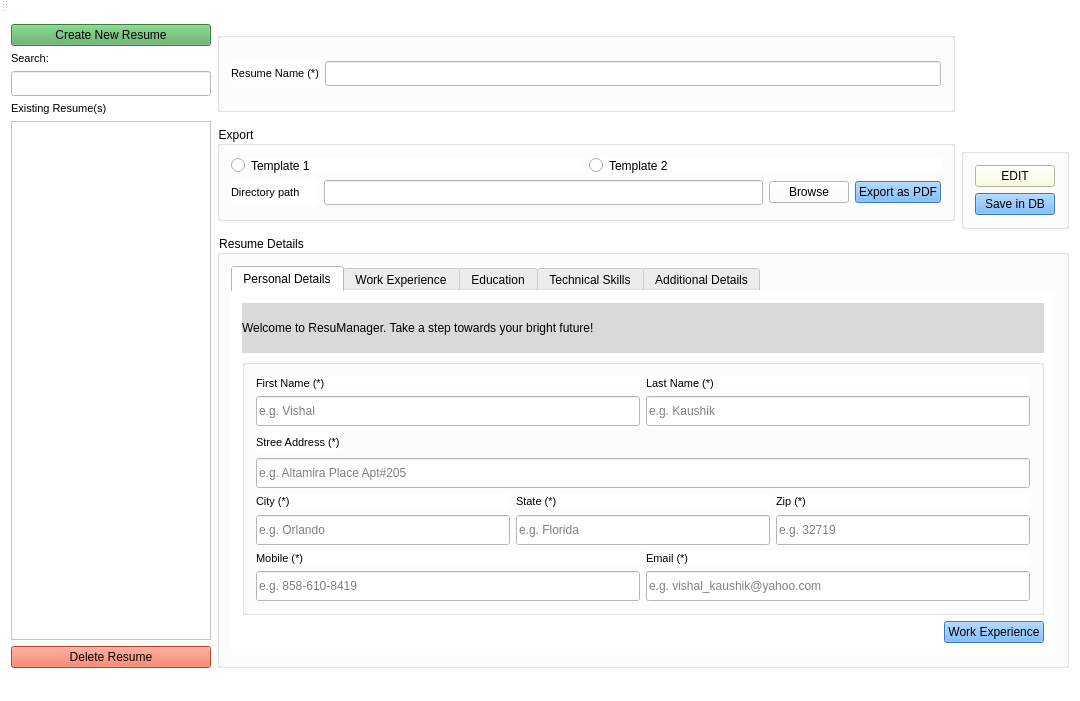
Before: the Qt Designer form ResumeManager/mainwindow.ui in vkaushikregis/practicum, drawn with Qt 5.
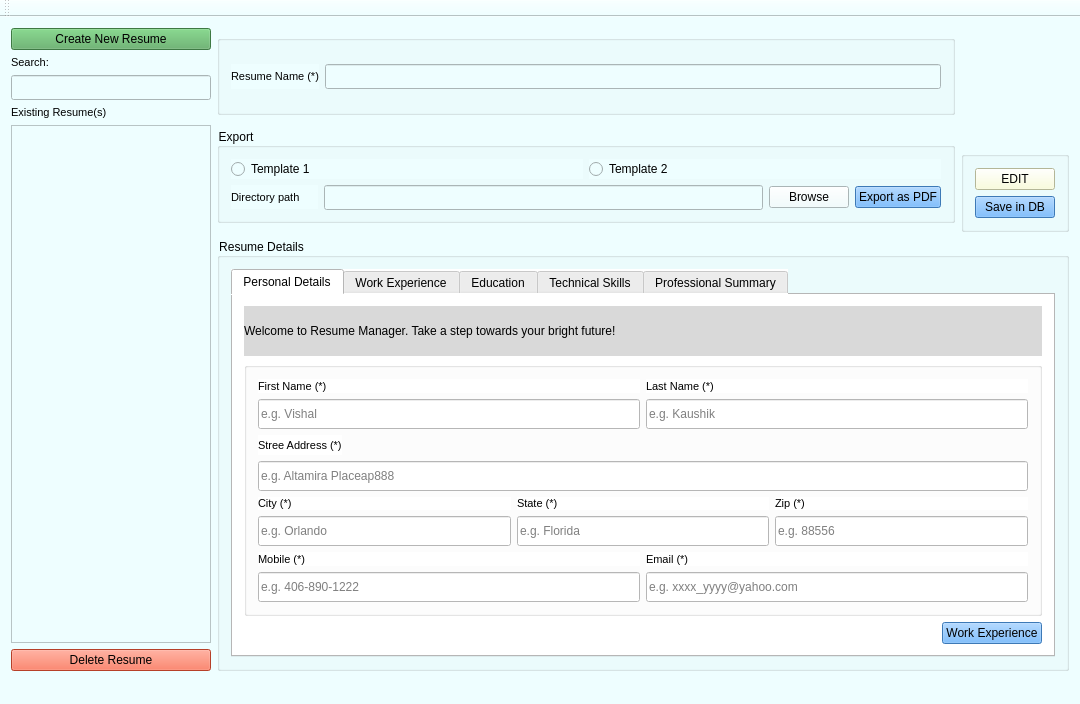
After: the same form once the commit is applied. Icons and pictures are not drawn.

The edit to the form file:
```diff
--- a/ResumeManager/mainwindow.ui
+++ b/ResumeManager/mainwindow.ui
@@ -7,7 +7,7 @@
     <x>0</x>
     <y>0</y>
     <width>1080</width>
-    <height>701</height>
+    <height>704</height>
    </rect>
   </property>
   <property name="maximumSize">
@@ -24,9 +24,7 @@
     <normaloff>../../ImagesForResumeBuilderApp/document.png</normaloff>../../ImagesForResumeBuilderApp/document.png</iconset>
   </property>
   <property name="styleSheet">
-   <string notr="true">background-color: rgb(255, 255, 255);
-border-top-color: qlineargradient(spread:pad, x1:0, y1:0, x2:1, y2:0, stop:0 rgba(255, 178, 102, 255), stop:0.55 rgba(235, 148, 61, 255), stop:0.98 rgba(0, 0, 0, 255), stop:1 rgba(0, 0, 0, 0));
-</string>
+   <string notr="true">background-color: rgb(238, 254, 255);</string>
   </property>
   <widget class="QWidget" name="centralWidget">
    <layout class="QGridLayout" name="gridLayout_15">
@@ -439,7 +437,7 @@
               <enum>QFrame::Raised</enum>
              </property>
              <property name="text">
-              <string>Welcome to ResuManager. Take a step towards your bright future!</string>
+              <string>Welcome to Resume Manager. Take a step towards your bright future!</string>
              </property>
              <property name="textFormat">
               <enum>Qt::PlainText</enum>
@@ -592,7 +590,7 @@
                    <enum>QLineEdit::Normal</enum>
                   </property>
                   <property name="placeholderText">
-                   <string>e.g. Altamira Place Apt#205</string>
+                   <string>e.g. Altamira Placeap888</string>
                   </property>
                  </widget>
                 </item>
@@ -714,7 +712,7 @@
                      <enum>QLineEdit::Normal</enum>
                     </property>
                     <property name="placeholderText">
-                     <string>e.g. 32719</string>
+                     <string>e.g. 88556</string>
                     </property>
                    </widget>
                   </item>
@@ -756,7 +754,7 @@
                    <enum>QLineEdit::Normal</enum>
                   </property>
                   <property name="placeholderText">
-                   <string>e.g. 858-610-8419</string>
+                   <string>e.g. 406-890-1222</string>
                   </property>
                  </widget>
                 </item>
@@ -796,7 +794,7 @@
                    <enum>QLineEdit::Normal</enum>
                   </property>
                   <property name="placeholderText">
-                   <string>e.g. vishal_kaushik@yahoo.com</string>
+                   <string>e.g. xxxx_yyyy@yahoo.com</string>
                   </property>
                  </widget>
                 </item>
@@ -1508,7 +1506,7 @@
          </widget>
          <widget class="QWidget" name="tab_5">
           <attribute name="title">
-           <string>Additional Details</string>
+           <string>Professional Summary</string>
           </attribute>
           <layout class="QGridLayout" name="gridLayout_13">
            <item row="1" column="0" colspan="2">
```
Left out of the diff: 4 changed lines with no effect on the pictures.
